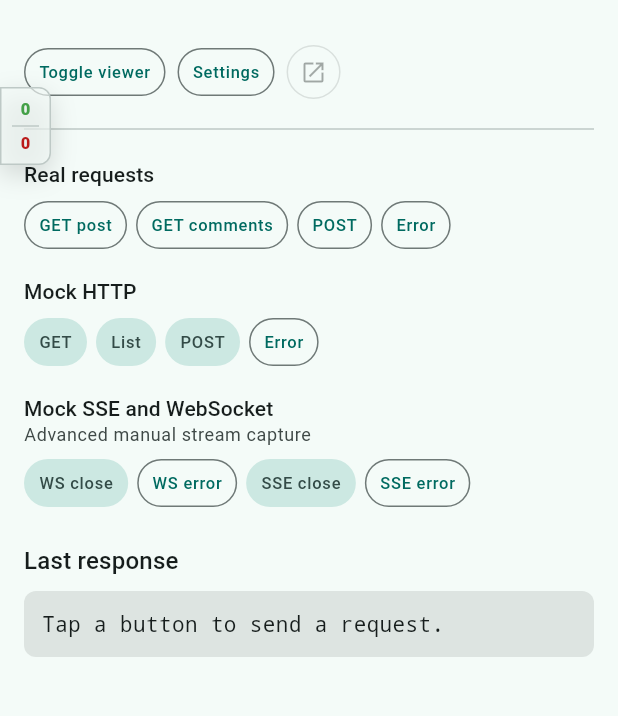
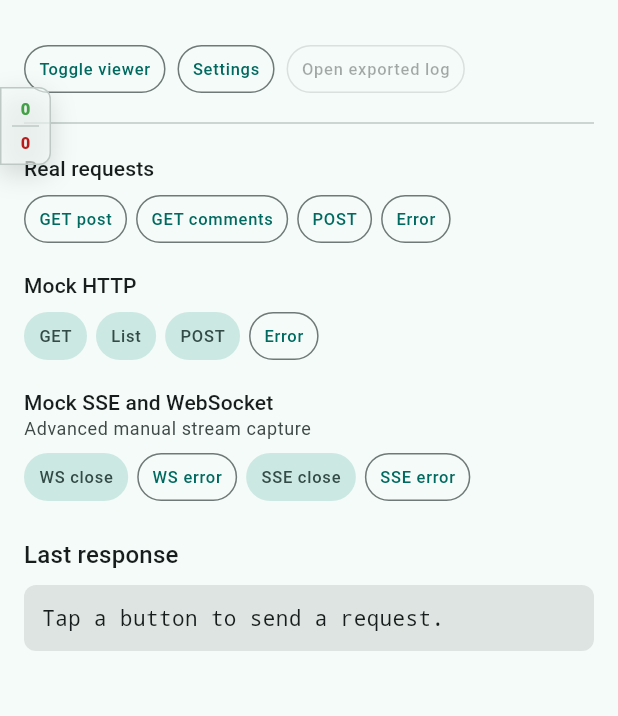
Before and after one commit to seapeak233/dio_capture_viewer, a Flutter app: the screen it shows after launch, on a phone screen of 412 x 824 dp, the part 63-779 px from its top. Run offline on Flutter 3.47's test engine with Material 3 defaults, Android fonts, the phone set to English and light mode, and no system bars; drawn by our look-alikes of toastification; our stand-ins replace dio, open_filex; missing offline and left inert: file_saver.

Commit message:
fix: clarify exported log action

```diff
--- a/example/lib/main.dart
+++ b/example/lib/main.dart
@@ -243,17 +243,11 @@ class _ExampleHomePageState extends State<ExampleHomePage> {
                 valueListenable: lastExportedLogPath,
                 builder: (context, filePath, _) {
                   final canOpen = filePath != null && filePath.isNotEmpty;
-                  return SizedBox.square(
-                    dimension: 36,
-                    child: IconButton.outlined(
-                      tooltip: canOpen
-                          ? 'Open exported log'
-                          : 'No exported log yet',
-                      onPressed: canOpen
-                          ? () => _openExportedLog(filePath)
-                          : null,
-                      icon: const Icon(Icons.open_in_new, size: 18),
-                    ),
+                  return _SmallButton(
+                    label: 'Open exported log',
+                    onPressed: canOpen
+                        ? () => _openExportedLog(filePath)
+                        : null,
                   );
                 },
               ),
@@ -527,7 +521,7 @@ class _SmallButton extends StatelessWidget {
   });
 
   final String label;
-  final VoidCallback onPressed;
+  final VoidCallback? onPressed;
   final bool filled;
 
   @override
```
